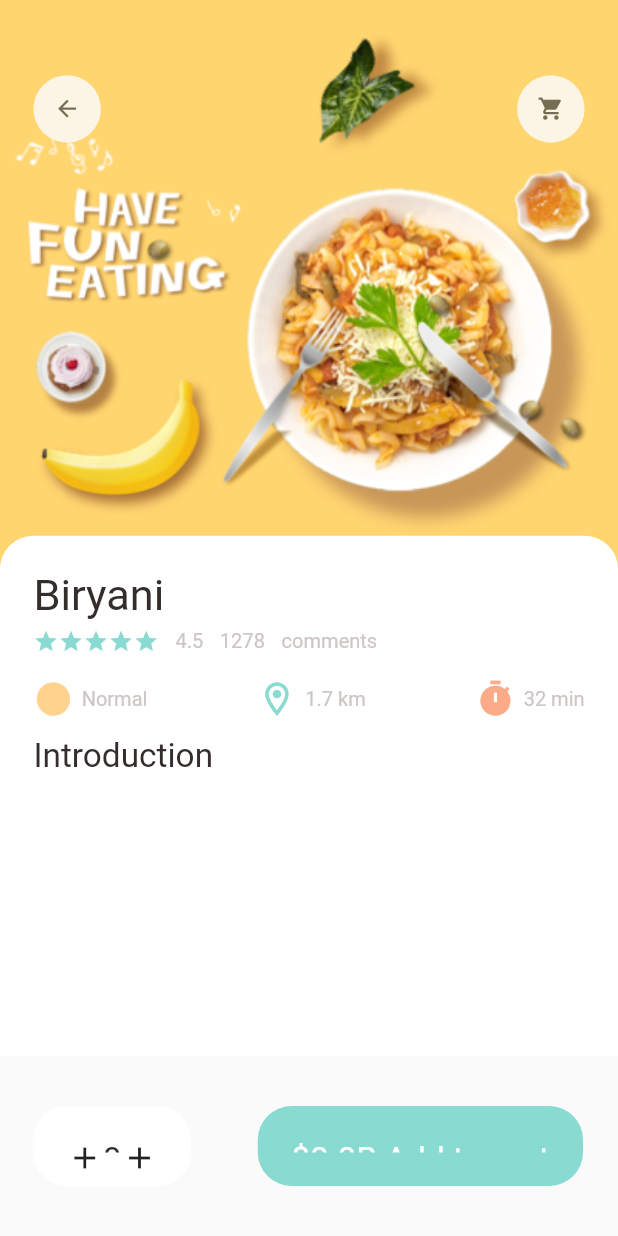
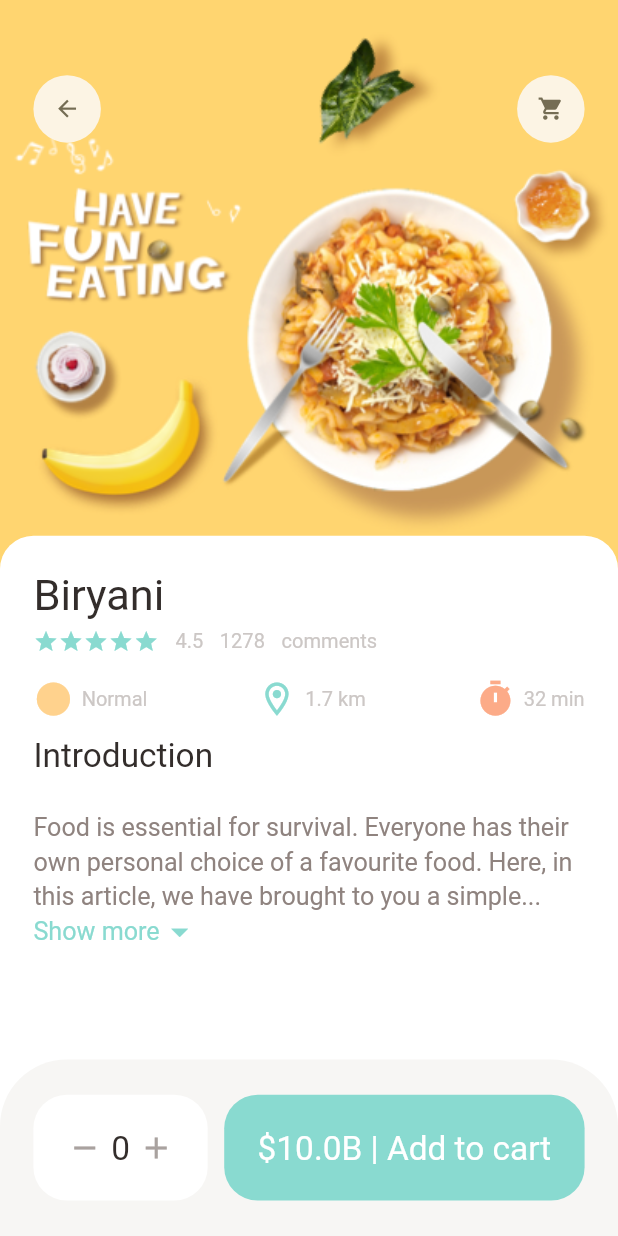
Before and after one commit to artichaudhary0/food_app, a Flutter app: the screen it shows after launch, on a phone screen of 412 x 824 dp. Run offline on Flutter 3.47's test engine with Material 2 defaults, Android fonts, the phone set to English and light mode, and no system bars; our stand-ins replace get, smooth_page_indicator.

Commit message:
popular food screen done

```diff
--- a/lib/pages/popular_page/popular_page_food.dart
+++ b/lib/pages/popular_page/popular_page_food.dart
@@ -4,6 +4,7 @@ import 'package:food_app/utils/dimension.dart';
 import 'package:food_app/widgets/app_column.dart';
 import 'package:food_app/widgets/app_icon.dart';
 import 'package:food_app/widgets/big_text.dart';
+import 'package:food_app/widgets/expandable_text.dart';
 
 class PopularFoodPage extends StatelessWidget {
   const PopularFoodPage({Key? key}) : super(key: key);
@@ -11,6 +12,7 @@ class PopularFoodPage extends StatelessWidget {
   @override
   Widget build(BuildContext context) {
     return Scaffold(
+      backgroundColor: Colors.white,
       body: Stack(
         children: <Widget>[
           Positioned(
@@ -74,6 +76,42 @@ class PopularFoodPage extends StatelessWidget {
                   ),
                   SizedBox(height: Dimension.height10),
                   BigText(text: "Introduction"),
+                  SizedBox(height: Dimension.height20),
+                  //  Expandable Text
+                  const Expanded(
+                    child: SingleChildScrollView(
+                      child: ExpandableText(
+                        text: "Food is essential for survival."
+                            " Everyone has their own personal choice of a favourite food."
+                            " Here, in this article, we have brought to you a simple"
+                            " and engrossing My Favourite Food Essay for Class 3 kids"
+                            " to simplify the essay writing process and captivate their"
+                            " interest in writing a fascinating essay of 10 lines on the"
+                            " food they love the most."
+                            " Food is essential for survival."
+                            " Everyone has their own personal choice of a favourite food."
+                            " Here, in this article, we have brought to you a simple"
+                            " and engrossing My Favourite Food Essay for Class 3 kids"
+                            " to simplify the essay writing process and captivate their"
+                            " interest in writing a fascinating essay of 10 lines on the"
+                            " food they love the most."
+                            " Food is essential for survival."
+                            " Everyone has their own personal choice of a favourite food."
+                            " Here, in this article, we have brought to you a simple"
+                            " and engrossing My Favourite Food Essay for Class 3 kids"
+                            " to simplify the essay writing process and captivate their"
+                            " interest in writing a fascinating essay of 10 lines on the"
+                            " food they love the most."
+                            " Food is essential for survival."
+                            " Everyone has their own personal choice of a favourite food."
+                            " Here, in this article, we have brought to you a simple"
+                            " and engrossing My Favourite Food Essay for Class 3 kids"
+                            " to simplify the essay writing process and captivate their"
+                            " interest in writing a fascinating essay of 10 lines on the"
+                            " food they love the most.",
+                      ),
+                    ),
+                  ),
                 ],
               ),
             ),
@@ -81,17 +119,28 @@ class PopularFoodPage extends StatelessWidget {
         ],
       ),
       bottomNavigationBar: Container(
-        height: 120,
+        height: Dimension.bottomHeightBar,
         padding: EdgeInsets.only(
           left: Dimension.width20,
-          top: Dimension.height30,
+          top: Dimension.height10,
           right: Dimension.width20,
-          bottom: Dimension.height30,
+          bottom: Dimension.height10,
+        ),
+        decoration: BoxDecoration(
+          color: AppColors.buttonBackgroundColor,
+          borderRadius: BorderRadius.only(
+            topLeft: Radius.circular(
+              Dimension.radius20 * 2,
+            ),
+            topRight: Radius.circular(
+              Dimension.radius20 * 2,
+            ),
+          ),
         ),
         child: Row(
+          mainAxisAlignment: MainAxisAlignment.spaceBetween,
           children: [
             Container(
-              height: 100,
               padding: EdgeInsets.only(
                 left: Dimension.width20,
                 top: Dimension.height20,
@@ -106,15 +155,21 @@ class PopularFoodPage extends StatelessWidget {
               ),
               child: Row(
                 children: [
-                  const Icon(Icons.add),
+                  const Icon(
+                    Icons.remove,
+                    color: AppColors.signColor,
+                  ),
+                  SizedBox(width: Dimension.width5),
                   BigText(text: "0"),
-                  const Icon(Icons.add),
+                  SizedBox(width: Dimension.width5),
+                  const Icon(
+                    Icons.add,
+                    color: AppColors.signColor,
+                  ),
                 ],
               ),
             ),
-            SizedBox(width: Dimension.width40),
             Container(
-              height: 100,
               padding: EdgeInsets.only(
                 left: Dimension.width20,
                 top: Dimension.height20,
@@ -131,8 +186,7 @@ class PopularFoodPage extends StatelessWidget {
                 mainAxisAlignment: MainAxisAlignment.center,
                 children: [
                   BigText(
-                    text: "\$0.0B Add to cart",
-                    size: Dimension.font20,
+                    text: "\$10.0B | Add to cart",
                     color: Colors.white,
                   ),
                 ],
--- a/lib/utils/dimension.dart
+++ b/lib/utils/dimension.dart
@@ -28,8 +28,10 @@ class Dimension {
 
   // size of fonts
   static double font12 = screenHeight / 61.66; // x = 12
+  static double font18 = screenHeight / 49.11; // x = 18
   static double font20 = screenHeight / 37; // x=20
   static double font26 = screenHeight / 28.46; // x = 26
+
 
   // radius
   static double radius15 = screenHeight / 49.33; // x=15
@@ -54,4 +56,7 @@ class Dimension {
 
   // popular food
   static double popularScreenImageSize = screenHeight / 2.11; // x = 350
+
+  // bottom height bar
+  static double bottomHeightBar = screenWidth / 3.5; // x = 120
 }
--- /dev/null
+++ b/lib/widgets/expandable_text.dart
@@ -0,0 +1,102 @@
+import 'package:flutter/material.dart';
+import 'package:food_app/utils/color.dart';
+import 'package:food_app/utils/dimension.dart';
+import 'package:food_app/widgets/small_text.dart';
+
+class ExpandableText extends StatefulWidget {
+  final String text;
+
+  const ExpandableText({
+    Key? key,
+    required this.text,
+  }) : super(key: key);
+
+  @override
+  State<ExpandableText> createState() => _ExpandableTextState();
+}
+
+class _ExpandableTextState extends State<ExpandableText> {
+  late String firstHalf;
+  late String secondHalf;
+  bool hiddenText = true;
+
+  double textHeight = Dimension.screenHeight / 5.63;
+
+  @override
+  void initState() {
+    if (widget.text.length > textHeight) {
+      firstHalf = widget.text.substring(0, textHeight.toInt());
+      secondHalf =
+          widget.text.substring(textHeight.toInt() + 1, widget.text.length);
+    } else {
+      firstHalf = widget.text.toString();
+      secondHalf = "";
+    }
+
+    super.initState();
+  }
+
+  @override
+  Widget build(BuildContext context) {
+    return Container(
+      child: secondHalf.isEmpty
+          ? SmallText(
+              text: firstHalf,
+              size: Dimension.font18,
+              color: AppColors.paraColor,
+              height: 1.4,
+            )
+          : Column(
+              children: [
+                SmallText(
+                  text: hiddenText
+                      ? (firstHalf + "...")
+                      : (firstHalf + secondHalf),
+                  size: Dimension.font18,
+                  color: AppColors.paraColor,
+                  height: 1.4,
+                ),
+
+                InkWell(
+                  onTap: () {
+                    setState(
+                      () {
+                        hiddenText = !hiddenText;
+                      },
+                    );
+                  },
+                  child: hiddenText
+                      ? Row(
+                          children: [
+                            SmallText(
+                              text: "Show more",
+                              color: AppColors.mainColor,
+                              size: Dimension.font18,
+                            ),
+                            Icon(
+                              Icons.arrow_drop_down,
+                              size: Dimension.icon24,
+                              color: AppColors.mainColor,
+                            ),
+                          ],
+                        )
+                      : Row(
+                          children: [
+                            SmallText(
+                              text: "Show less",
+                              color: AppColors.mainColor,
+                              size: Dimension.font18,
+                            ),
+                            Icon(
+                              Icons.arrow_drop_up,
+                              size: Dimension.icon24,
+                              color: AppColors.mainColor,
+                            ),
+                          ],
+                        ),
+                )
+              ],
+            ),
+    );
+  }
+}
--- a/lib/widgets/small_text.dart
+++ b/lib/widgets/small_text.dart
@@ -21,6 +21,7 @@ class SmallText extends StatelessWidget {
     return Text(
       text,
       overflow: overflow,
+      maxLines: 100,
       style: TextStyle(
         color: color,
         fontSize: size == 0 ? Dimension.font12 : size,
```
